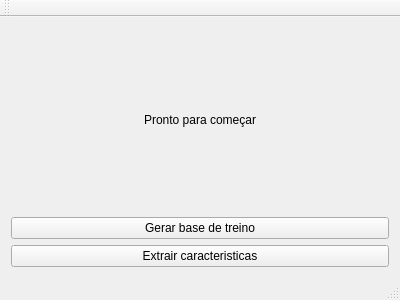
The window that mainwindow.ui (Guicopelli/simpsons-extract) describes before a commit, drawn with Qt 5.
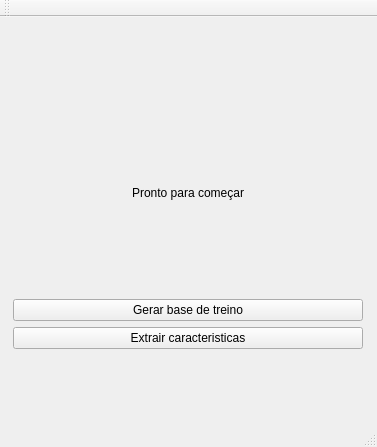
The same window after the commit.

Commit message: Mais ajustes

```diff
--- a/mainwindow.ui
+++ b/mainwindow.ui
@@ -6,17 +6,28 @@
    <rect>
     <x>0</x>
     <y>0</y>
-    <width>400</width>
-    <height>300</height>
+    <width>377</width>
+    <height>447</height>
    </rect>
   </property>
   <property name="windowTitle">
    <string>MainWindow</string>
   </property>
   <widget class="QWidget" name="centralWidget">
-   <layout class="QVBoxLayout" name="verticalLayout">
-    <item>
+   <layout class="QGridLayout" name="gridLayout">
+    <item row="0" column="0">
+     <layout class="QGridLayout" name="gridLayout_2">
+      <item row="0" column="0">
      <widget class="QLabel" name="lbl_img">
+        <property name="enabled">
+         <bool>true</bool>
+        </property>
+        <property name="maximumSize">
+         <size>
+          <width>350</width>
+          <height>200</height>
+         </size>
+        </property>
       <property name="text">
        <string>Pronto para começar</string>
       </property>
@@ -25,6 +36,8 @@
       </property>
      </widget>
     </item>
+      <item row="1" column="0">
+       <layout class="QVBoxLayout" name="verticalLayout">
     <item>
      <widget class="QPushButton" name="pushButton">
       <property name="text">
@@ -40,6 +53,10 @@
      </widget>
     </item>
    </layout>
+      </item>
+     </layout>
+    </item>
+   </layout>
   </widget>
   <widget class="QMenuBar" name="menuBar">
    <property name="geometry">
```
Left out of the diff: 6 changed lines with no effect on the pictures. Lines whose indentation alone changed are shown as unchanged. The commit also changes 1 other file.
